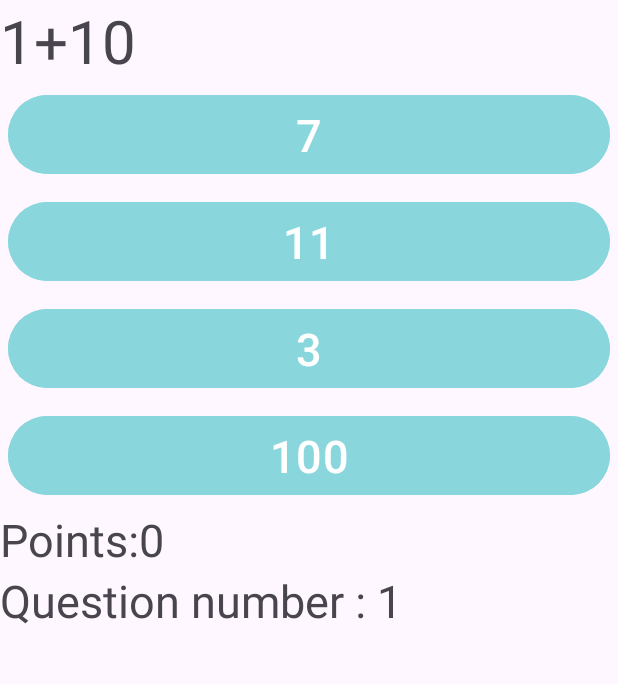
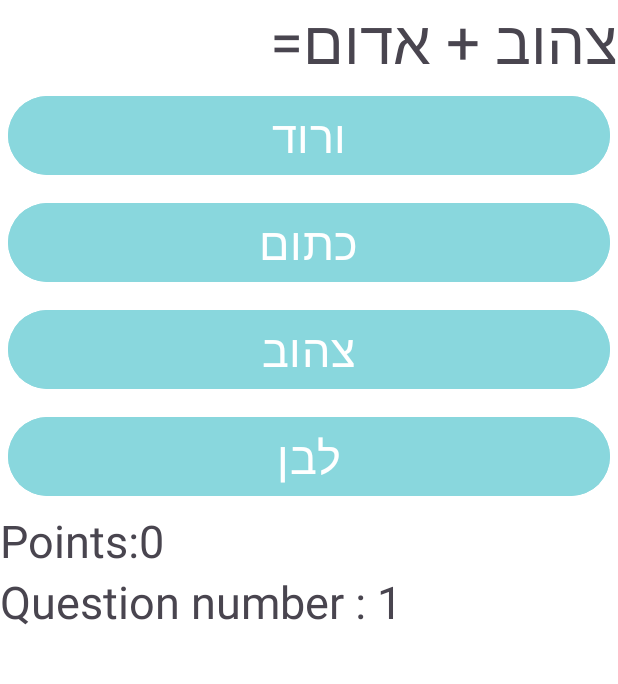
Before and after one commit to noya312/Trivia, an Android app: the GameActivity screen opened directly, with no data from a screen before it, on a phone screen of 412 x 824 dp, the part 101-785 px from its top. Run offline under Robolectric (Android 15) with nearby library versions, the phone set to English and light mode, and no system bars; 1 statement that could not run was skipped.

```diff
--- /dev/null
+++ b/app/src/main/java/com/example/trivia11a/Collection2.java
@@ -0,0 +1,48 @@
+package com.example.trivia11a;
+
+import java.util.ArrayList;
+
+public class Collection2  {
+
+        private ArrayList<Question> arr;
+        private int index; // מספר השאלה הבאה בתור
+
+        public Collection2()
+        {
+            Question q1 = new Question("צהוב + אדום=","ורוד", "כתום", "צהוב","לבן", 2);
+            Question q2 = new Question("אדום + לבן=", "ירוק", "שחור", "ורוד","סגול", 3);
+            Question q3 = new Question("לבן + שחור=", "תכלת", "חום", "אפור","אדום", 3);
+            Question q4 = new Question("כחול + אדום=", "סגול", "תכלת", "כתום","טורקיז", 1);
+            Question q5 = new Question("כחול + צהוב=", "ירוק", "חום", "כחול","לבן", 1);
+
+            arr = new ArrayList<>();
+            arr.add (q1);
+            arr.add (q2);
+            arr.add (q3);
+            arr.add (q4);
+            arr.add (q5);
+        }
+
+        public void initQuestions()
+        {
+            index = 0;
+        }
+
+        public Question getNextQuestion()
+        {
+            // הפעולה מחזירה הפניה לשאלה הבאה
+            Question q = arr.get(index);
+            index++;
+            return q;
+        }
+
+        public boolean isNotLastQuestion() {
+            // הפעולה מחזירה אמת אם אנו בשאלה האחרונה
+            return (index < arr.size()); // if not at the end of the ArrayList
+            // }
+        }
+
+        public int getIndex() {
+            return index;
+        }
+    }
--- a/app/src/main/java/com/example/trivia11a/GameActivity.java
+++ b/app/src/main/java/com/example/trivia11a/GameActivity.java
@@ -2,9 +2,12 @@ package com.example.trivia11a;
 
 import androidx.appcompat.app.AppCompatActivity;
 
+import android.content.Intent;
+import android.graphics.Color;
 import android.os.Bundle;
 import android.view.View;
 import android.widget.Button;
+import android.widget.LinearLayout;
 import android.widget.TextView;
 
 public class GameActivity extends AppCompatActivity implements View.OnClickListener {
@@ -12,13 +15,21 @@ public class GameActivity extends AppCompatActivity implements View.OnClickListe
     private Button btna1, btna2, btna3,btna4;
     private TextView tvQuestion, tvQuestionNumber, tvPoints, tvGameOver;
     private Question q;
-    private Collection collection;
+    private Collection2 collection2;
+    private LinearLayout nn;
     private int points=0 ;
 
     @Override
     protected void onCreate(Bundle savedInstanceState) {
         super.onCreate(savedInstanceState);
         setContentView(R.layout.activity_game);
+
+        Intent intent = getIntent();
+        String str = intent.getStringExtra("nncolor");
+        nn = findViewById(R.id.activity_game);
+        setBackgroundColor(str);
+
+
 
         tvQuestion= findViewById(R.id.tvQuestion);
         btna1= findViewById(R.id.btna1);
@@ -38,17 +49,16 @@ public class GameActivity extends AppCompatActivity implements View.OnClickListe
 
         tvGameOver.setVisibility(View.INVISIBLE);
 
-        collection = new Collection();
-        collection.initQuestions();
+        collection2 = new Collection2();
+        collection2.initQuestions();
 
         nextQuestion();
-
     }
 
     private void nextQuestion() {
-        if (collection.isNotLastQuestion())
+        if (collection2.isNotLastQuestion())
         {
-            q = collection.getNextQuestion();
+            q = collection2.getNextQuestion();
 
             tvQuestion.setText(q.getQuestion());
             btna1.setText(q.getA1());
@@ -65,7 +75,8 @@ public class GameActivity extends AppCompatActivity implements View.OnClickListe
 
     private void createDialog()
     {
-
+        CustomDialog customDialog = new CustomDialog(this);
+        customDialog.show();
     }
 
     @Override
@@ -92,10 +103,50 @@ public class GameActivity extends AppCompatActivity implements View.OnClickListe
                 points++;
         }
         tvPoints.setText("points: " + points);
-        if(collection.isNotLastQuestion())
+        if(collection2.isNotLastQuestion())
         {
-            tvQuestionNumber.setText("Question number: "+ (collection.getIndex()+1));
+            tvQuestionNumber.setText("Question number: "+ (collection2.getIndex()+1));
         }
         nextQuestion();
     }
+
+    public void reset()
+    {
+        this.points=0;
+        collection2.initQuestions();
+        tvPoints.setText("Points: "+ 0);
+        tvQuestionNumber.setText("Question number: "+ 1);
+        tvGameOver.setVisibility(View.INVISIBLE);
+        this.nextQuestion();
+    }
+
+    public void setBackgroundColor(String color)
+    {
+        switch (color)
+        {
+            case "Red":
+            {
+                nn.setBackgroundColor(Color.RED);
+                break;
+            }
+            case "Blue":
+            {
+                nn.setBackgroundColor(Color.BLUE);
+                break;
+            }
+            case "Pink":
+            {
+                nn.setBackgroundColor(Color.argb(255,255,192,203));
+                break;
+            }
+            case "Yellow":
+            {
+                nn.setBackgroundColor(Color.YELLOW);
+                break;
+            }
+
+            default:
+                nn.setBackgroundColor(Color.WHITE);
+        }
+    }
 }
```
Also changed, not shown: app/src/main/java/com/example/trivia11a/Instruction.java (added, +20 -0 lines).
